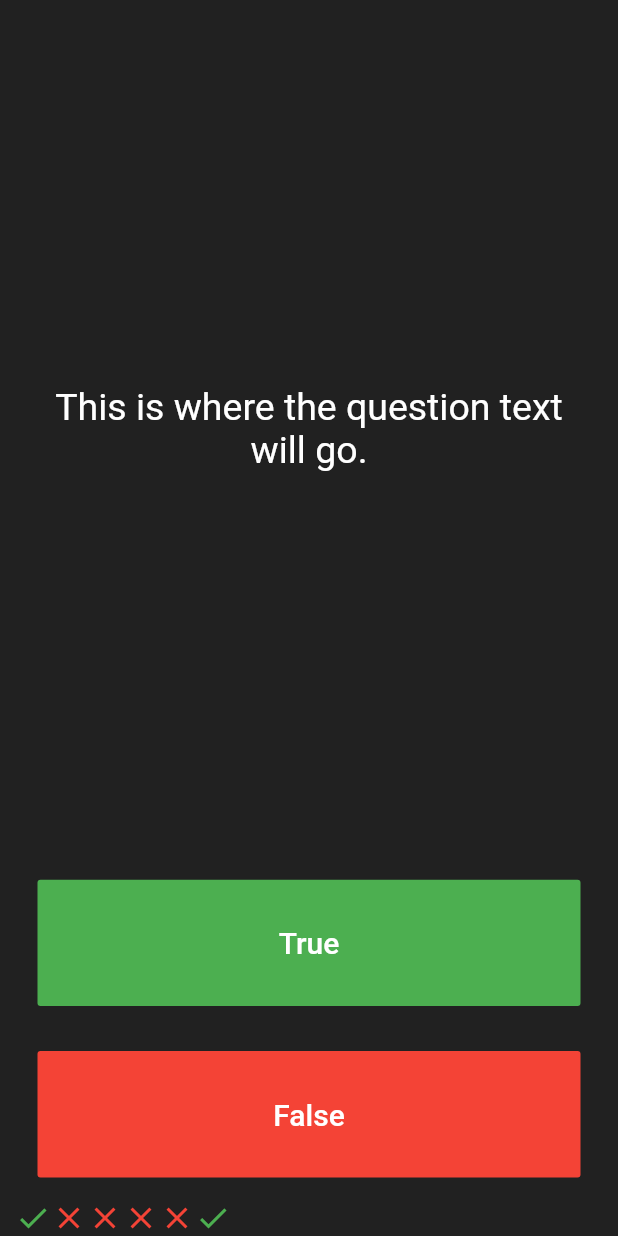
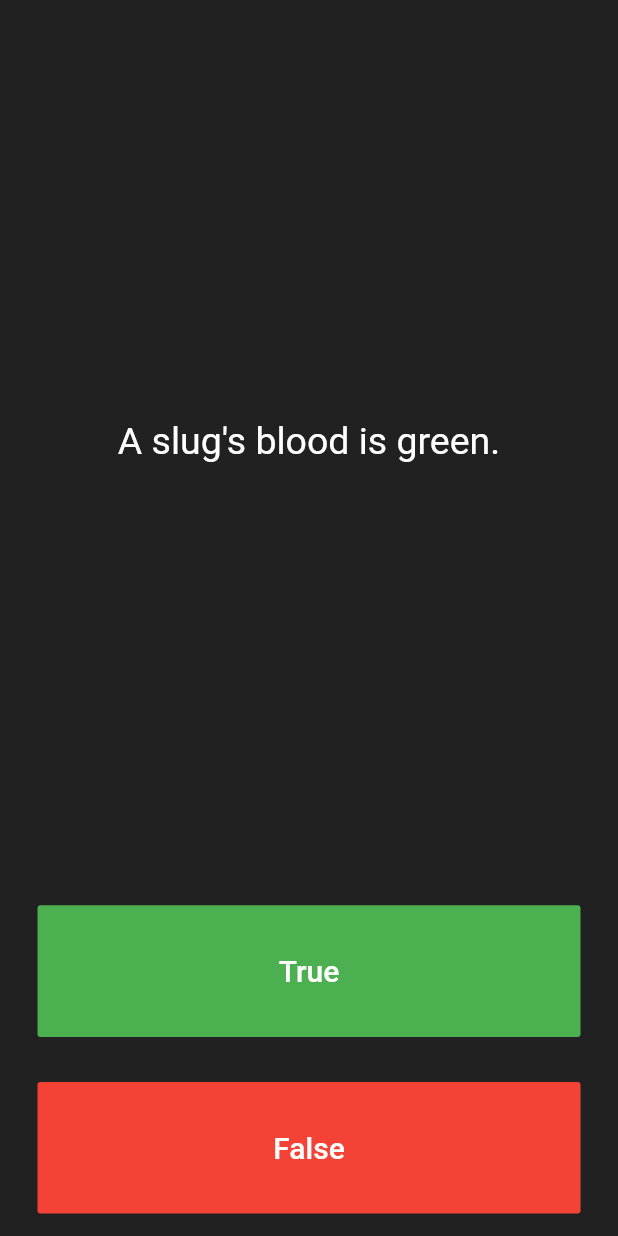
Before and after one commit to singhtaran1005/Flutter-Projects, a Flutter app: the screen it shows after launch, after a tap on "True", after a tap on "False", on a phone screen of 412 x 824 dp. Run offline on Flutter 3.47's test engine with Material 2 defaults, Android fonts, the phone set to English and light mode, and no system bars; our stand-ins replace audioplayers.

Commit message:
updated questions part

```diff
--- a/Flutter_QuizApp/lib/main.dart
+++ b/Flutter_QuizApp/lib/main.dart
@@ -26,28 +26,15 @@
 
 class _QuizPageState extends State<QuizPage> {
   List<Icon> scorekeeper = [
-    Icon(
-      Icons.check,
-      color: Colors.green,
-    ),
-    Icon(
-      Icons.close,
-      color: Colors.red,
-    ),
-    Icon(
-      Icons.close,
-      color: Colors.red,
-    ),
-    Icon(
-      Icons.close,
-      color: Colors.red,
+      ];
 
-    ),
-    Icon(
-      Icons.close,
-      color: Colors.red,
+  List<String> questions = [
+    'You can lead a cow down stairs but not up stairs.',
+    'Approximately one quarter of human bones are in the feet.',
+    'A slug\'s blood is green.',
+  ];
 
-    ),  ];
+  int quesnumber = 0;
 
   @override
   Widget build(BuildContext context) {
@@ -61,7 +48,7 @@
             padding: EdgeInsets.all(10.0),
             child: Center(
               child: Text(
-                'This is where the question text will go.',
+                questions[quesnumber],
                 textAlign: TextAlign.center,
                 style: TextStyle(
                   fontSize: 25.0,
@@ -86,14 +73,8 @@
               ),
               onPressed: () {
                 setState(() {
-
+                  quesnumber++;
                 });
-                scorekeeper.add(
-                  Icon(
-                    Icons.check,
-                    color: Colors.green,
-                  ),
-                );
                 //The user picked true.
               },
             ),
@@ -112,6 +93,9 @@
                 ),
               ),
               onPressed: () {
+                setState(() {
+                 quesnumber++;
+                });
                 //The user picked false.
               },
             ),
@@ -124,9 +108,3 @@
     );
   }
 }
-
-/*
-question1: 'You can lead a cow down stairs but not up stairs.', false,
-question2: 'Approximately one quarter of human bones are in the feet.', true,
-question3: 'A slug\'s blood is green.', true,
-*/
```
